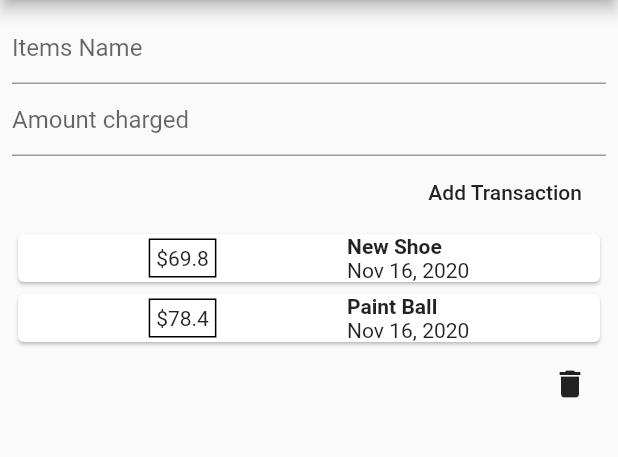
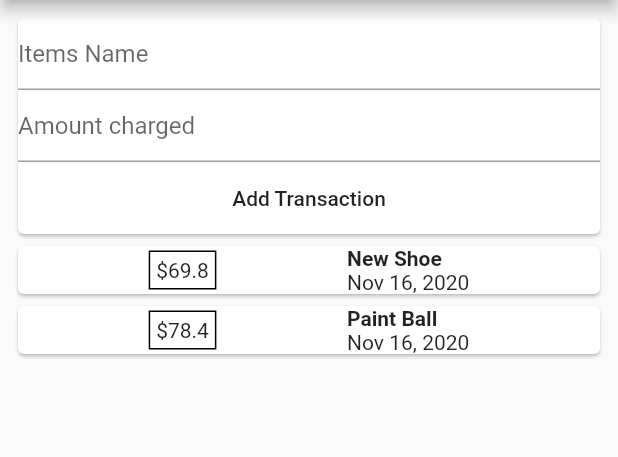
Before and after one commit to shuvamlal/Flutter-Examples, a Flutter app: the screen it shows after launch, after a tap on "Add Transaction", on a phone screen of 412 x 824 dp, the part 84-541 px from its top. Run offline on Flutter 3.47's test engine with Material 2 defaults, Android fonts, the phone set to English and light mode, and no system bars; our stand-ins replace shared_preferences; network calls fail.

Commit message:
into smaller widgets

```diff
--- a/expense_tracker/lib/home_page.dart
+++ /dev/null
@@ -1,86 +0,0 @@
-import 'package:expense_tracker/transactions.dart';
-import 'package:flutter/material.dart';
-import 'package:intl/intl.dart';
-
-class HomePage extends StatefulWidget {
-  @override
-  _HomePageState createState() => _HomePageState();
-}
-
-class _HomePageState extends State<HomePage> {
-  final titleController = TextEditingController();
-  final amountController = TextEditingController();
-
-  final List<Transaction> transactions = [
-    Transaction(id: 1, title: "New Shoe", amount: 69.8, date: DateTime.now()),
-    Transaction(id: 2, title: "Paint Ball", amount: 78.4, date: DateTime.now())
-  ];
-
-  @override
-  Widget build(BuildContext context) {
-    return Container(
-      padding: EdgeInsets.all(8.0),
-      child: SingleChildScrollView(
-        child: Column(
-          crossAxisAlignment: CrossAxisAlignment.end,
-          children: [
-            TextField(
-              decoration: InputDecoration(hintText: 'Items Name'),
-              controller: titleController,
-            ),
-            TextField(
-              decoration: InputDecoration(hintText: 'Amount charged'),
-              keyboardType: TextInputType.number,
-              controller: amountController,
-            ),
-            FlatButton(
-                onPressed: () {
-                  setState(() {
-                    transactions.add(Transaction(
-                        id: 3,
-                        title: titleController.text,
-                        amount: double.parse(amountController.text),
-                        date: DateTime.now()));
-                    titleController.clear();
-                    amountController.clear();
-                  });
-                },
-                child: Text('Add Transaction')),
-            Column(
-              children: transactions.map((transactions) {
-                return Card(
-                    child: Row(
-                  mainAxisAlignment: MainAxisAlignment.spaceEvenly,
-                  children: [
-                    Container(
-                      padding: EdgeInsets.all(4.0),
-                      child: Text('\$${transactions.amount}'),
-                      decoration: BoxDecoration(border: Border.all()),
-                    ),
-                    Column(
-                      crossAxisAlignment: CrossAxisAlignment.start,
-                      children: [
-                        Text(
-                          transactions.title,
-                          style: TextStyle(fontWeight: FontWeight.bold),
-                        ),
-                        Text(DateFormat.yMMMd().format(transactions.date))
-                      ],
-                    ),
-                  ],
-                ));
-              }).toList(),
-            ),
-            IconButton(
-                icon: Icon(Icons.delete),
-                onPressed: () {
-                  setState(() {
-                    transactions.removeLast();
-                  });
-                })
-          ],
-        ),
-      ),
-    );
-  }
-}
--- a/expense_tracker/lib/main.dart
+++ b/expense_tracker/lib/main.dart
@@ -1,6 +1,5 @@
+import 'package:expense_tracker/widgets/user_transactions.dart';
 import 'package:flutter/material.dart';
-
-import 'home_page.dart';
 
 void main() {
   runApp(MyApp());
@@ -15,7 +14,10 @@ class MyApp extends StatelessWidget {
         appBar: AppBar(
           title: Text("Expense Tracker"),
         ),
-        body: HomePage(),
+        body: Container(
+          padding: EdgeInsets.all(8.0),
+          child: UserTransactions(),
+        ),
       ),
     );
   }
--- /dev/null
+++ b/expense_tracker/lib/widgets/input_transaction.dart
@@ -0,0 +1,34 @@
+import 'package:flutter/material.dart';
+
+class InputTransaction extends StatelessWidget {
+  final Function addTx;
+  final titleController = TextEditingController();
+  final amountController = TextEditingController();
+
+  InputTransaction(this.addTx);
+
+  @override
+  Widget build(BuildContext context) {
+    return Card(
+      child: Column(
+        children: [
+          TextField(
+            decoration: InputDecoration(hintText: 'Items Name'),
+            textCapitalization: TextCapitalization.words,
+            controller: titleController,
+          ),
+          TextField(
+            decoration: InputDecoration(hintText: 'Amount charged'),
+            keyboardType: TextInputType.number,
+            controller: amountController,
+          ),
+          FlatButton(
+              onPressed: () {
+                addTx(titleController.text, double.parse(amountController.text));
+              },
+              child: Text('Add Transaction'))
+        ],
+      ),
+    );
+  }
+}
--- /dev/null
+++ b/expense_tracker/lib/widgets/transactions_list.dart
@@ -0,0 +1,44 @@
+import 'package:expense_tracker/models/transactions.dart';
+import 'package:flutter/material.dart';
+import 'package:intl/intl.dart';
+
+class TransactionsList extends StatelessWidget {
+  final titleController = TextEditingController();
+  final amountController = TextEditingController();
+
+  final List<Transaction> transactions;
+  TransactionsList(this.transactions);
+
+  @override
+  Widget build(BuildContext context) {
+    return Container(
+      height: 300,
+      child: ListView.builder(
+        itemBuilder: (context, index) {
+          return Card(
+              child: Row(
+            mainAxisAlignment: MainAxisAlignment.spaceEvenly,
+            children: [
+              Container(
+                padding: EdgeInsets.all(4.0),
+                child: Text('\$${transactions[index].amount}'),
+                decoration: BoxDecoration(border: Border.all()),
+              ),
+              Column(
+                crossAxisAlignment: CrossAxisAlignment.start,
+                children: [
+                  Text(
+                    transactions[index].title,
+                    style: TextStyle(fontWeight: FontWeight.bold),
+                  ),
+                  Text(DateFormat.yMMMd().format(transactions[index].date))
+                ],
+              ),
+            ],
+          ));
+        },
+        itemCount: transactions.length,
+      ),
+    );
+  }
+}
--- /dev/null
+++ b/expense_tracker/lib/widgets/user_transactions.dart
@@ -0,0 +1,40 @@
+import 'package:expense_tracker/widgets/input_transaction.dart';
+import 'package:expense_tracker/models/transactions.dart';
+import 'package:expense_tracker/widgets/transactions_list.dart';
+import 'package:flutter/material.dart';
+
+class UserTransactions extends StatefulWidget {
+  @override
+  _UserTransactionsState createState() => _UserTransactionsState();
+}
+
+class _UserTransactionsState extends State<UserTransactions> {
+  final titleController = TextEditingController();
+  final amountController = TextEditingController();
+
+  final List<Transaction> _userTransactions = [
+    Transaction(id: 1, title: "New Shoe", amount: 69.8, date: DateTime.now()),
+    Transaction(id: 2, title: "Paint Ball", amount: 78.4, date: DateTime.now())
+  ];
+
+  void addTransactions(String txTitle, double txAmount) {
+    final val = Transaction(
+        id: 3, title: txTitle, amount: txAmount, date: DateTime.now());
+
+    setState(() {
+      _userTransactions.add(val);
+    });
+  }
+
+  @override
+  Widget build(BuildContext context) {
+    return SingleChildScrollView(
+      child: Column(
+        children: [
+          InputTransaction(addTransactions),
+          TransactionsList(_userTransactions),
+        ],
+      ),
+    );
+  }
+}
```
Also changed, not shown: expense_tracker/lib/models/transactions.dart (renamed from expense_tracker/lib/transactions.dart).
